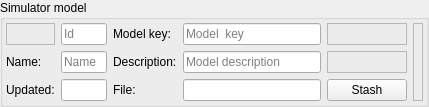
Above: src/blackgui/editors/modelmappingform.ui from swift-project/pilotclient before the change. Below: the same form after it.
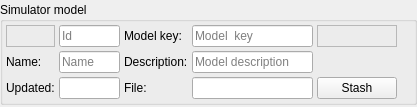
That is the form after the change. Custom widgets are drawn as their Qt base class.

Commit message: UI layout mapping form

Diff of the .ui file:
```diff
--- a/src/blackgui/editors/modelmappingform.ui
+++ b/src/blackgui/editors/modelmappingform.ui
@@ -6,19 +6,13 @@
    <rect>
     <x>0</x>
     <y>0</y>
-    <width>429</width>
+    <width>417</width>
     <height>107</height>
    </rect>
   </property>
   <property name="windowTitle">
    <string>Model editor</string>
   </property>
-  <property name="frameShape">
-   <enum>QFrame::NoFrame</enum>
-  </property>
-  <property name="frameShadow">
-   <enum>QFrame::Plain</enum>
-  </property>
   <layout class="QVBoxLayout" name="vl_ModelMappingForm">
    <property name="spacing">
     <number>4</number>
@@ -27,20 +21,20 @@
     <number>0</number>
    </property>
    <property name="topMargin">
-    <number>0</number>
+    <number>2</number>
    </property>
    <property name="rightMargin">
     <number>0</number>
    </property>
    <property name="bottomMargin">
-    <number>0</number>
+    <number>2</number>
    </property>
    <item>
     <widget class="QGroupBox" name="gb_ModelMappingForm">
      <property name="title">
       <string>Simulator model</string>
      </property>
-     <layout class="QGridLayout" name="gl_ModelMappingForm" columnstretch="0,1,0,1,2,1,0">
+     <layout class="QGridLayout" name="gl_ModelMappingForm" columnstretch="1,2,1,2,2,1,0">
       <property name="leftMargin">
        <number>3</number>
       </property>
@@ -53,26 +47,20 @@
       <property name="bottomMargin">
        <number>3</number>
       </property>
-      <item row="0" column="6" rowspan="3">
-       <widget class="BlackGui::Editors::CValidationIndicator" name="val_Indicator">
-        <property name="minimumSize">
-         <size>
-          <width>10</width>
-          <height>0</height>
-         </size>
-        </property>
-        <property name="frameShape">
-         <enum>QFrame::StyledPanel</enum>
-        </property>
-        <property name="frameShadow">
-         <enum>QFrame::Raised</enum>
+      <property name="spacing">
+       <number>4</number>
+      </property>
+      <item row="1" column="3" colspan="2">
+       <widget class="QLineEdit" name="le_Description">
+        <property name="placeholderText">
+         <string>Model description</string>
         </property>
        </widget>
       </item>
-      <item row="0" column="3" colspan="2">
-       <widget class="QLineEdit" name="le_ModelKey">
-        <property name="placeholderText">
-         <string>Model  key</string>
+      <item row="2" column="0">
+       <widget class="QLabel" name="lbl_Updated">
+        <property name="text">
+         <string>Updated:</string>
         </property>
        </widget>
       </item>
@@ -83,13 +71,10 @@
         </property>
        </widget>
       </item>
-      <item row="1" column="2">
-       <widget class="QLabel" name="lbl_Description">
-        <property name="text">
-         <string>Description:</string>
-        </property>
-        <property name="buddy">
-         <cstring>le_Description</cstring>
+      <item row="0" column="3" colspan="2">
+       <widget class="QLineEdit" name="le_ModelKey">
+        <property name="placeholderText">
+         <string>Model  key</string>
         </property>
        </widget>
       </item>
@@ -103,6 +88,16 @@
         </property>
        </widget>
       </item>
+      <item row="1" column="2">
+       <widget class="QLabel" name="lbl_Description">
+        <property name="text">
+         <string>Description:</string>
+        </property>
+        <property name="buddy">
+         <cstring>le_Description</cstring>
+        </property>
+       </widget>
+      </item>
       <item row="0" column="1">
        <widget class="QLineEdit" name="le_Id">
         <property name="maximumSize">
@@ -123,6 +118,13 @@
         </property>
        </widget>
       </item>
+      <item row="2" column="2">
+       <widget class="QLabel" name="lbl_Path">
+        <property name="text">
+         <string>File:</string>
+        </property>
+       </widget>
+      </item>
       <item row="1" column="0">
        <widget class="QLabel" name="lbl_Name">
         <property name="text">
@@ -133,13 +135,6 @@
         </property>
        </widget>
       </item>
-      <item row="2" column="2">
-       <widget class="QLabel" name="lbl_Path">
-        <property name="text">
-         <string>File:</string>
-        </property>
-       </widget>
-      </item>
       <item row="2" column="5">
        <widget class="QPushButton" name="pb_Stash">
         <property name="text">
@@ -150,17 +145,26 @@
       <item row="2" column="1">
        <widget class="QLineEdit" name="le_LastUpdated"/>
       </item>
-      <item row="2" column="0">
-       <widget class="QLabel" name="lbl_Updated">
-        <property name="text">
-         <string>Updated:</string>
+      <item row="0" column="6" rowspan="3">
+       <widget class="BlackGui::Editors::CValidationIndicator" name="val_Indicator">
+        <property name="minimumSize">
+         <size>
+          <width>10</width>
+          <height>0</height>
+         </size>
         </property>
        </widget>
       </item>
-      <item row="1" column="3" colspan="2">
-       <widget class="QLineEdit" name="le_Description">
-        <property name="placeholderText">
-         <string>Model description</string>
+      <item row="1" column="5">
+       <widget class="BlackGui::Components::CModelModeSelector" name="selector_ModelMode">
+        <property name="minimumSize">
+         <size>
+          <width>0</width>
+          <height>22</height>
+         </size>
+        </property>
+        <property name="focusPolicy">
+         <enum>Qt::StrongFocus</enum>
         </property>
        </widget>
       </item>
@@ -187,25 +191,18 @@
         </property>
        </widget>
       </item>
-      <item row="1" column="5">
-       <widget class="BlackGui::Components::CModelModeSelector" name="selector_ModelMode">
-        <property name="focusPolicy">
-         <enum>Qt::StrongFocus</enum>
-        </property>
-        <property name="frameShape">
-         <enum>QFrame::StyledPanel</enum>
-        </property>
-        <property name="frameShadow">
-         <enum>QFrame::Raised</enum>
-        </property>
-       </widget>
-      </item>
      </layout>
     </widget>
    </item>
   </layout>
  </widget>
  <customwidgets>
+  <customwidget>
+   <class>BlackGui::Components::CSimulatorSelector</class>
+   <extends>QFrame</extends>
+   <header>blackgui/components/simulatorselector.h</header>
+   <container>1</container>
+  </customwidget>
   <customwidget>
    <class>BlackGui::CLabelAndIcon</class>
    <extends>QFrame</extends>
@@ -218,12 +215,6 @@
    <header>blackgui/editors/validationindicator.h</header>
    <container>1</container>
   </customwidget>
-  <customwidget>
-   <class>BlackGui::Components::CSimulatorSelector</class>
-   <extends>QFrame</extends>
-   <header>blackgui/components/simulatorselector.h</header>
-   <container>1</container>
-  </customwidget>
   <customwidget>
    <class>BlackGui::Components::CModelModeSelector</class>
    <extends>QFrame</extends>
```
The commit also changes 2 other files.
